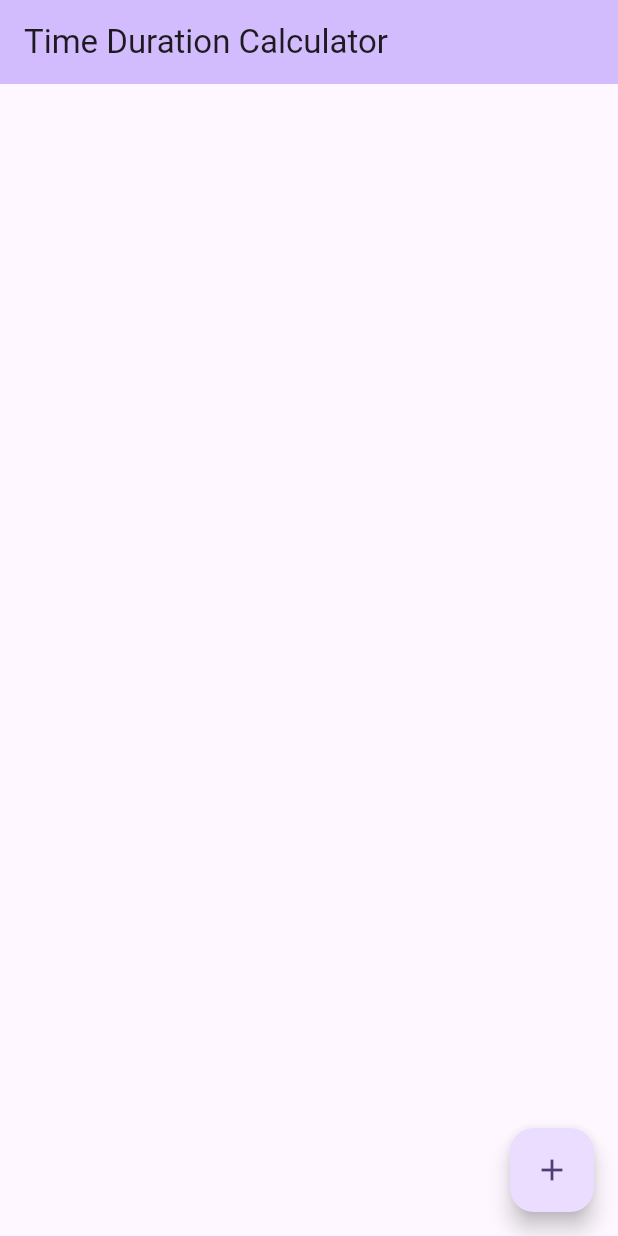
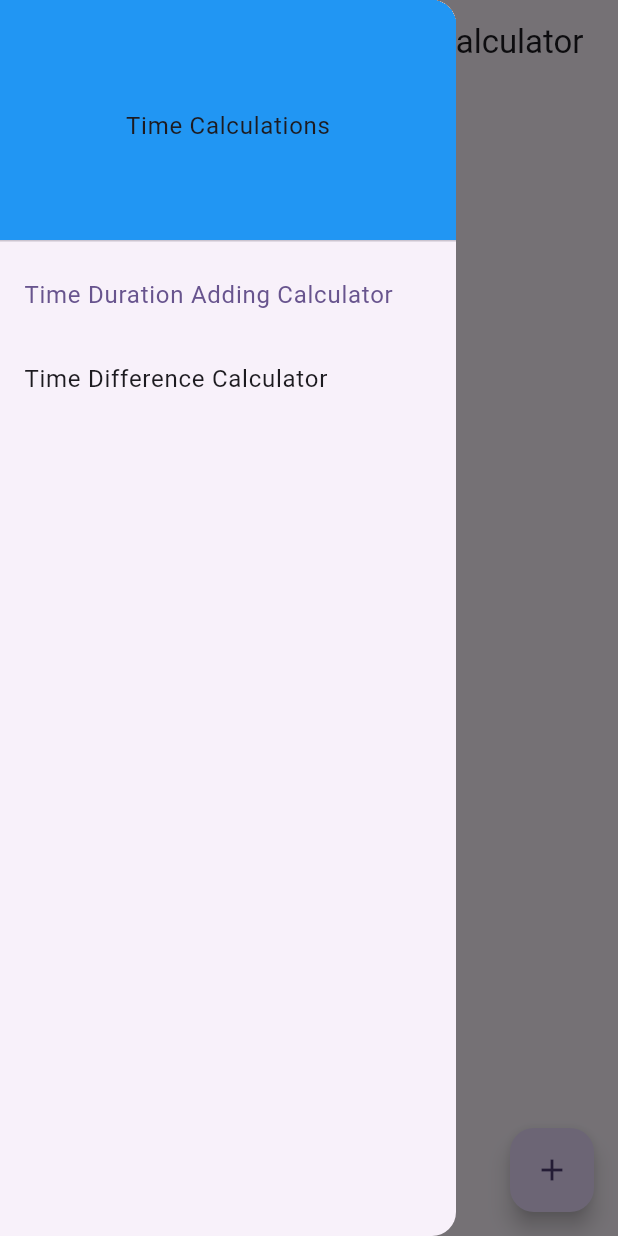
Before and after one commit to TimAlber/TimeDurationCalculatorFlutterApp, a Flutter app: the screen it shows after launch, with the side drawer open (before the commit the screen has no drawer), on a phone screen of 412 x 824 dp. Run offline on Flutter 3.47's test engine with Material 3 defaults, Android fonts, the phone set to English and light mode, and no system bars; missing offline and left inert: duration_picker.

Commit message:
added menu

```diff
--- /dev/null
+++ b/lib/duration.dart
@@ -0,0 +1,111 @@
+import 'package:duration_picker/duration_picker.dart';
+import 'package:flutter/material.dart';
+
+class MyDurationPage extends StatefulWidget {
+  const MyDurationPage({super.key});
+
+  @override
+  State<MyDurationPage> createState() => _MyDurationPageState();
+}
+
+class _MyDurationPageState extends State<MyDurationPage> {
+  final List<Duration> _durations = [];
+
+  String formatDurationHMin(Duration duration) {
+    final hours = duration.inHours;
+    final minutes = duration.inMinutes.remainder(60);
+
+    String result = '';
+    if (hours > 0) result += '$hours hours';
+    if (minutes > 0) {
+      if (result.isNotEmpty) result += ' ';
+      result += '${(hours > 0) ? 'and ' : ''}$minutes minutes';
+    }
+    return result;
+  }
+
+  String sumUpEverything(List<Duration> durations) {
+    Duration total = durations.fold(Duration.zero, (sum, item) => sum + item);
+    String out = formatDurationHMin(total);
+    return out;
+  }
+
+  @override
+  Widget build(BuildContext context) {
+    return Scaffold(
+      body: Column(
+        children: [
+          Expanded(
+            child: ListView.builder(
+              itemCount: _durations.length,
+              itemBuilder: (context, index) {
+                if(index == _durations.length - 1){
+                  return Column(
+                    children: [
+                      Dismissible(
+                        key: UniqueKey(),
+                        background: Container(
+                          color: Colors.red,
+                          alignment: Alignment.centerLeft,
+                          padding: EdgeInsets.only(left: 20),
+                          child: Icon(Icons.delete, color: Colors.white),
+                        ),
+                        direction: DismissDirection.endToStart,
+                        onDismissed: (direction) {
+                          setState(() {
+                            _durations.removeAt(index);
+                          });
+                        },
+                        child: ListTile(
+                          title: Text(formatDurationHMin(_durations[index])),
+                        ),
+                      ),
+                      ListTile(
+                        title: Text("In Total: ${sumUpEverything(_durations)}"),
+                      )
+                    ],
+                  );
+                }
+
+                return Dismissible(
+                  key: UniqueKey(),
+                  background: Container(
+                    color: Colors.red,
+                    alignment: Alignment.centerLeft,
+                    padding: EdgeInsets.only(left: 20),
+                    child: Icon(Icons.delete, color: Colors.white),
+                  ),
+                  direction: DismissDirection.endToStart,
+                  onDismissed: (direction) {
+                    setState(() {
+                      _durations.removeAt(index);
+                    });
+                  },
+                  child: ListTile(
+                    title: Text(formatDurationHMin(_durations[index])),
+                  ),
+                );
+              },
+            ),
+          ),
+        ],
+      ),
+      floatingActionButton: FloatingActionButton(
+        onPressed: () async {
+          var resultingDuration = await showDurationPicker(
+            context: context,
+            initialTime: Duration(minutes: 30),
+          );
+
+          if (resultingDuration != null && resultingDuration > Duration.zero) {
+            setState(() {
+              _durations.add(resultingDuration);
+            });
+          }
+        },
+        tooltip: 'Increment',
+        child: const Icon(Icons.add),
+      ),
+    );
+  }
+}
--- a/lib/main.dart
+++ b/lib/main.dart
@@ -1,5 +1,5 @@
-import 'package:duration_picker/duration_picker.dart';
 import 'package:flutter/material.dart';
+import 'duration.dart';
 
 void main() {
   runApp(const MyApp());
@@ -16,120 +16,88 @@ class MyApp extends StatelessWidget {
         colorScheme: ColorScheme.fromSeed(seedColor: Colors.deepPurple),
       ),
       debugShowCheckedModeBanner: false,
-      home: const MyHomePage(title: 'Time Duration Calculator'),
+      home: const MainMenu(),
     );
   }
 }
 
-class MyHomePage extends StatefulWidget {
-  const MyHomePage({super.key, required this.title});
-  final String title;
+class MainMenu extends StatefulWidget {
+  const MainMenu({super.key});
 
   @override
-  State<MyHomePage> createState() => _MyHomePageState();
+  State<MainMenu> createState() => _MainMenuState();
 }
 
-class _MyHomePageState extends State<MyHomePage> {
-  final List<Duration> _durations = [];
+class _MainMenuState extends State<MainMenu> {
+  int _selectedIndex = 0;
 
-  String formatDurationHMin(Duration duration) {
-    final hours = duration.inHours;
-    final minutes = duration.inMinutes.remainder(60);
+  static const List<Widget> _widgetOptions = <Widget>[
+    MyDurationPage(),
+    Text('Index 1: Business'),
+  ];
 
-    String result = '';
-    if (hours > 0) result += '$hours hours';
-    if (minutes > 0) {
-      if (result.isNotEmpty) result += ' ';
-      result += '${(hours > 0) ? 'and ' : ''}$minutes minutes';
-    }
-    return result;
-  }
+  static const List<Widget> _topicOptions = <Widget>[
+    Text('Time Duration Adding Calculator'),
+    Text('Time Difference Calculator'),
+  ];
 
-  String sumUpEverything(List<Duration> durations) {
-    Duration total = durations.fold(Duration.zero, (sum, item) => sum + item);
-    String out = formatDurationHMin(total);
-    return out;
+  void _onItemTapped(int index) {
+    setState(() {
+      _selectedIndex = index;
+    });
   }
 
   @override
   Widget build(BuildContext context) {
     return Scaffold(
       appBar: AppBar(
-        backgroundColor: Theme.of(context).colorScheme.inversePrimary,
-        title: Text(widget.title),
+        title: _topicOptions[_selectedIndex],
+        leading: Builder(
+          builder: (context) {
+            return IconButton(
+              icon: const Icon(Icons.menu),
+              onPressed: () {
+                Scaffold.of(context).openDrawer();
+              },
+            );
+          },
+        ),
       ),
-      body: Column(
-        children: [
-          Expanded(
-            child: ListView.builder(
-              itemCount: _durations.length,
-              itemBuilder: (context, index) {
-                if(index == _durations.length - 1){
-                  return Column(
-                    children: [
-                      Dismissible(
-                        key: UniqueKey(),
-                        background: Container(
-                          color: Colors.red,
-                          alignment: Alignment.centerLeft,
-                          padding: EdgeInsets.only(left: 20),
-                          child: Icon(Icons.delete, color: Colors.white),
-                        ),
-                        direction: DismissDirection.endToStart,
-                        onDismissed: (direction) {
-                          setState(() {
-                            _durations.removeAt(index);
-                          });
-                        },
-                        child: ListTile(
-                          title: Text(formatDurationHMin(_durations[index])),
-                        ),
-                      ),
-                      ListTile(
-                        title: Text("In Total: ${sumUpEverything(_durations)}"),
-                      )
-                    ],
-                  );
-                }
-
-                return Dismissible(
-                  key: UniqueKey(),
-                  background: Container(
-                    color: Colors.red,
-                    alignment: Alignment.centerLeft,
-                    padding: EdgeInsets.only(left: 20),
-                    child: Icon(Icons.delete, color: Colors.white),
-                  ),
-                  direction: DismissDirection.endToStart,
-                  onDismissed: (direction) {
-                    setState(() {
-                      _durations.removeAt(index);
-                    });
-                  },
-                  child: ListTile(
-                    title: Text(formatDurationHMin(_durations[index])),
-                  ),
-                );
+      body: Center(child: _widgetOptions[_selectedIndex]),
+      drawer: Drawer(
+        // Add a ListView to the drawer. This ensures the user can scroll
+        // through the options in the drawer if there isn't enough vertical
+        // space to fit everything.
+        child: ListView(
+          // Important: Remove any padding from the ListView.
+          padding: EdgeInsets.zero,
+          children: [
+            const DrawerHeader(
+              decoration: BoxDecoration(color: Colors.blue),
+              child: Center(child: Text('Time Calculations')),
+            ),
+            ListTile(
+              title: const Text('Time Duration Adding Calculator'),
+              selected: _selectedIndex == 0,
+              onTap: () {
+                // Update the state of the app
+                _onItemTapped(0);
+                // Then close the drawer
+                Navigator.pop(context);
               },
             ),
-          ),
-        ],
-      ),
-      floatingActionButton: FloatingActionButton(
-        onPressed: () async {
-          var resultingDuration = await showDurationPicker(
-            context: context,
-            initialTime: Duration(minutes: 30),
-          );
-
-          if (resultingDuration != null && resultingDuration > Duration.zero) {
-            setState(() {
-              _durations.add(resultingDuration);
-            });
-          }
-        },
-        tooltip: 'Increment',
-        child: const Icon(Icons.add),
+            ListTile(
+              title: const Text('Time Difference Calculator'),
+              selected: _selectedIndex == 1,
+              onTap: () {
+                // Update the state of the app
+                _onItemTapped(1);
+                // Then close the drawer
+                Navigator.pop(context);
+              },
+            ),
+          ],
+        ),
       ),
     );
   }
```
